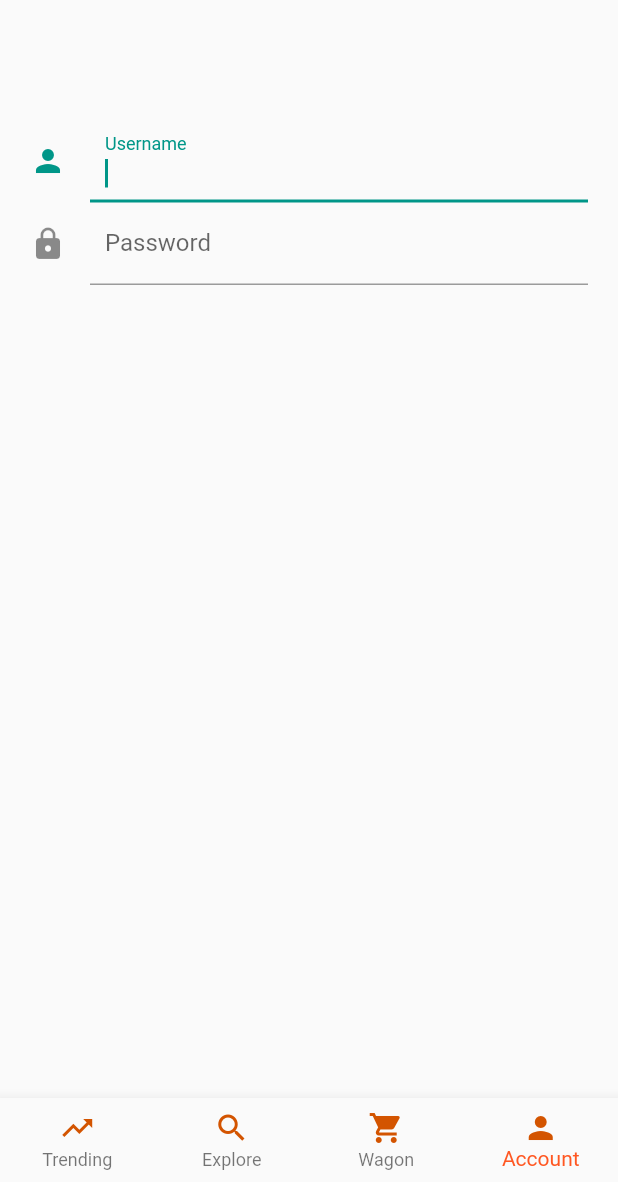
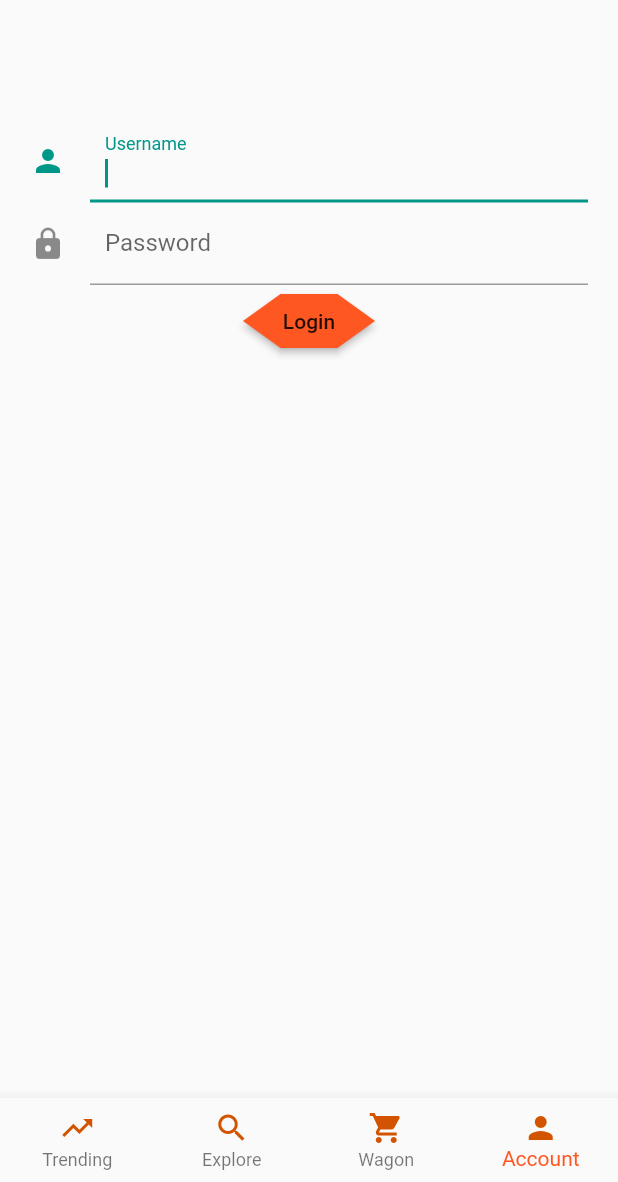
Before and after one commit to Naveen11695/bhukkd, a Flutter app: the screen it shows after launch, item 4 of the bottom bar chosen, on a phone screen of 412 x 824 dp, the part 54-1236 px from its top. Run offline on Flutter 3.47's test engine with Material 2 defaults, Android fonts, the phone set to English and light mode, and no system bars; our stand-ins replace geolocator, splashscreen.

```diff
--- a/lib/Components/userInput.dart
+++ b/lib/Components/userInput.dart
@@ -54,6 +54,10 @@ class _UserInput extends State<UserInput> {
                 ),
               ),
             ),
+            new MaterialButton(onPressed: (){}, color:Colors.deepOrange,
+              child:new Text("Login", style:new TextStyle()),
+              shape: BeveledRectangleBorder(borderRadius: BorderRadius.circular(25))
+              ,)
           ],
         ),
       ),
--- a/lib/Pages/WagonPage.dart
+++ b/lib/Pages/WagonPage.dart
@@ -4,7 +4,6 @@ class WagonPage extends StatefulWidget{
   @override
   _WagonPageState createState() => new _WagonPageState();
 }
-
 class _WagonPageState extends State<WagonPage>{
   @override
   Widget build(BuildContext context){
--- a/lib/models/Restruant/Restruant.dart
+++ b/lib/models/Restruant/Restruant.dart
@@ -52,15 +52,15 @@ class Restaurant extends Model{
 
         if(loc != null){
             l = location.fromJson(loc);
-            l.location_print();
+            //l.location_print();
         }
         if(ur != null){
             u = UserRating.fromJson(ur);
-            u.urprint();
+            //u.urprint();
         }
         if(photos != null){
             p = Photos.fromJson(ur);
-            p.photo_print();
+            //p.photo_print();
         }
 
         return Restaurant(
```
Also changed, not shown: lib/Pages/TrendingPage.dart (+8 -3 lines), lib/api/HttpRequest.dart (+8 -5 lines).
